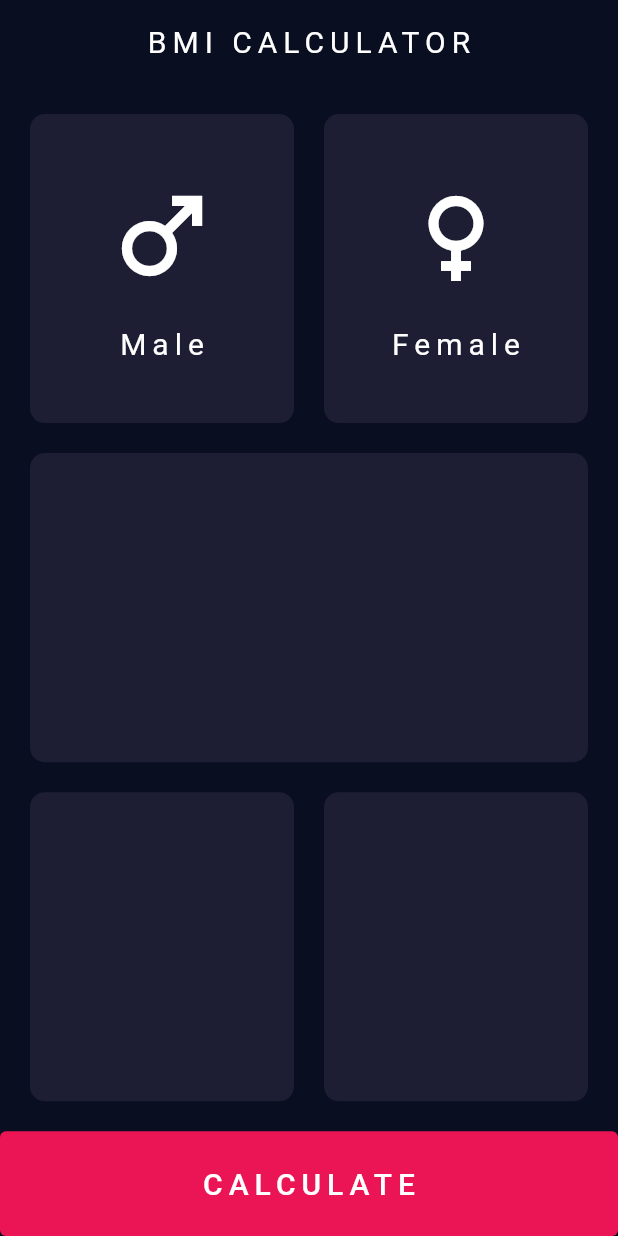
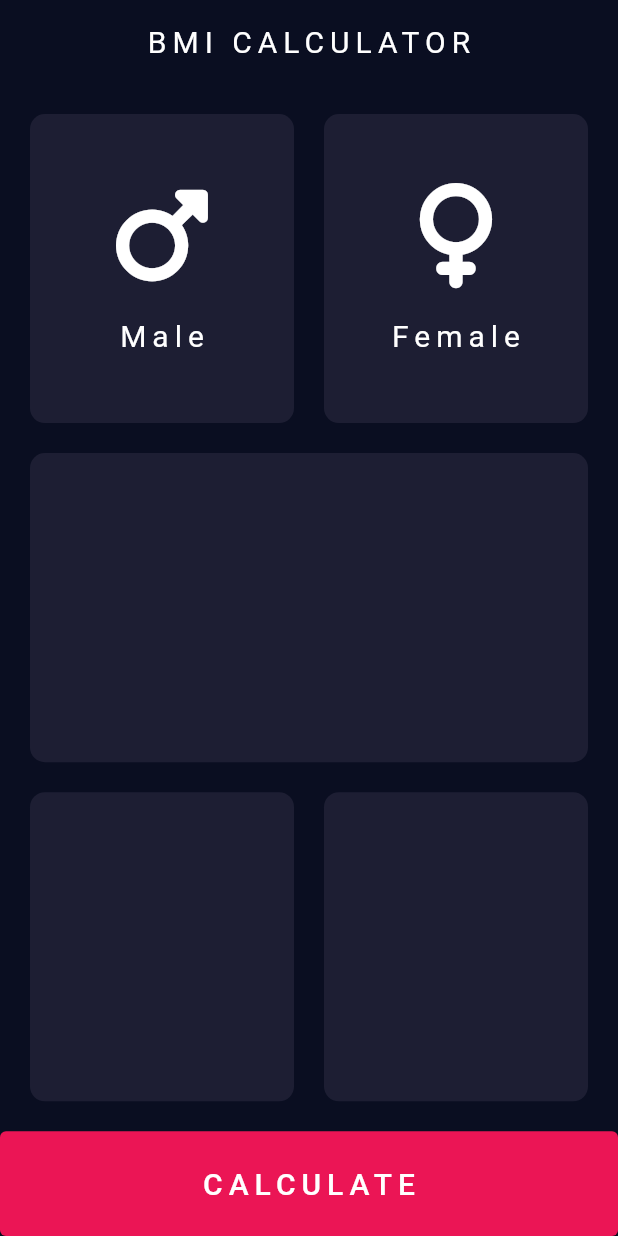
Before and after one commit to lucas-marianno/Flutter_Development_Bootcamp, a Flutter app: the screen it shows after launch, on a phone screen of 412 x 824 dp. Run offline on Flutter 3.47's test engine with Material 2 defaults, Android fonts, the phone set to English and light mode, and no system bars; our stand-ins replace font_awesome_flutter; missing offline and left inert: audiofileplayer.

Commit message:
general refactoring

```diff
--- a/bmi_calculator/lib/custom_widgets.dart
+++ b/bmi_calculator/lib/custom_widgets.dart
@@ -1,4 +1,5 @@
 import 'package:flutter/material.dart';
+import 'package:font_awesome_flutter/font_awesome_flutter.dart';
 import 'style.dart';
 
 class ExpandedContainer extends StatelessWidget {
@@ -61,8 +62,8 @@ class GenderCard extends StatelessWidget {
       child: StretchedColumn(
         children: [
           Icon(
-            gender ? Icons.female : Icons.male,
-            size: 80,
+            gender ? FontAwesomeIcons.venus : FontAwesomeIcons.mars,
+            size: 70,
           ),
           const SizedBox(height: 20),
           Center(
--- a/bmi_calculator/lib/style.dart
+++ b/bmi_calculator/lib/style.dart
@@ -4,6 +4,8 @@ class Palette {
   static const Color navyPurple = Color(0XFF0A0E21);
   static const Color navyPurpleAccent = Color(0xff1d1e33);
   static const Color pinkish = Color(0xffeb1555);
+  static const Color textActive = Colors.white;
+  static const Color textInactive = Color(0xff8d8e98);
 
   static const TextStyle titleTextStyle = TextStyle(
     color: Colors.white,
```
